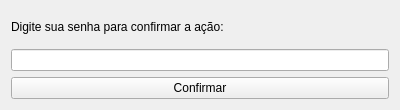
Qt form view/passdialog.ui (ecsanchesjr/ProjetoSeguran-a) before a commit.
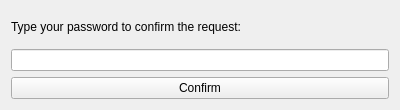
The same form after that commit.

```diff
--- a/view/passdialog.ui
+++ b/view/passdialog.ui
@@ -32,7 +32,7 @@
       </size>
      </property>
      <property name="text">
-      <string>Digite sua senha para confirmar a ação:</string>
+      <string>Type your password to confirm the request:</string>
      </property>
     </widget>
    </item>
@@ -42,7 +42,7 @@
    <item>
     <widget class="QPushButton" name="pushButton">
      <property name="text">
-      <string>Confirmar</string>
+      <string>Confirm</string>
      </property>
     </widget>
    </item>
```
